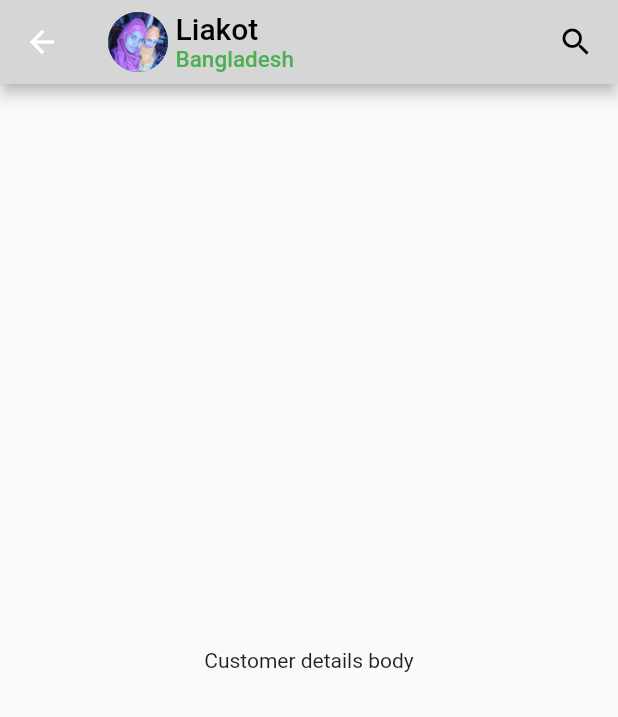
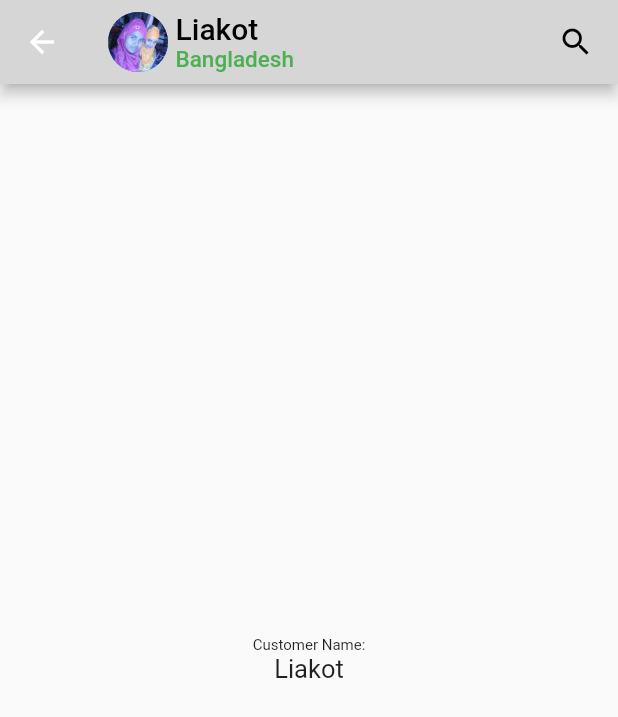
Before and after one commit to Liakot-ali/Flutter-Learn, a Flutter app: the screen it shows after launch, after a tap on "Add", after a tap on "Liakot", on a phone screen of 412 x 824 dp. Shown: the top 717 px of the screen. Run offline on Flutter 3.47's test engine with Material 2 defaults, Android fonts, the phone set to English and light mode, and no system bars.

Commit message:
customer name added in customer details

```diff
--- a/lib/customer_details.dart
+++ b/lib/customer_details.dart
@@ -3,9 +3,8 @@ import 'package:easy_transaction/customers.dart';
 import 'package:flutter/material.dart';
 
 class CustomerDetails extends StatefulWidget {
-
   final Value value;
-   CustomerDetails({Key? key, required this.value}) : super(key: key);
+  CustomerDetails({Key? key, required this.value}) : super(key: key);
 
   @override
   State<CustomerDetails> createState() {
@@ -26,7 +25,16 @@ class _StateCustomerDetails extends State<CustomerDetails> {
           child: appBar(value.name, value.address, value.picture),
         ),
       ),
-      body: Center(child: Text("Customer details body"),),
+      body: Center(
+        child: Column(
+          mainAxisAlignment: MainAxisAlignment.center,
+          children: [
+            Text("Customer Name:", style: TextStyle(fontSize: 10.0),),
+            Text(value.name, style: TextStyle(fontSize: 17.0),),
+
+          ],
+        ),
+      ),
     );
   }
 }
```
